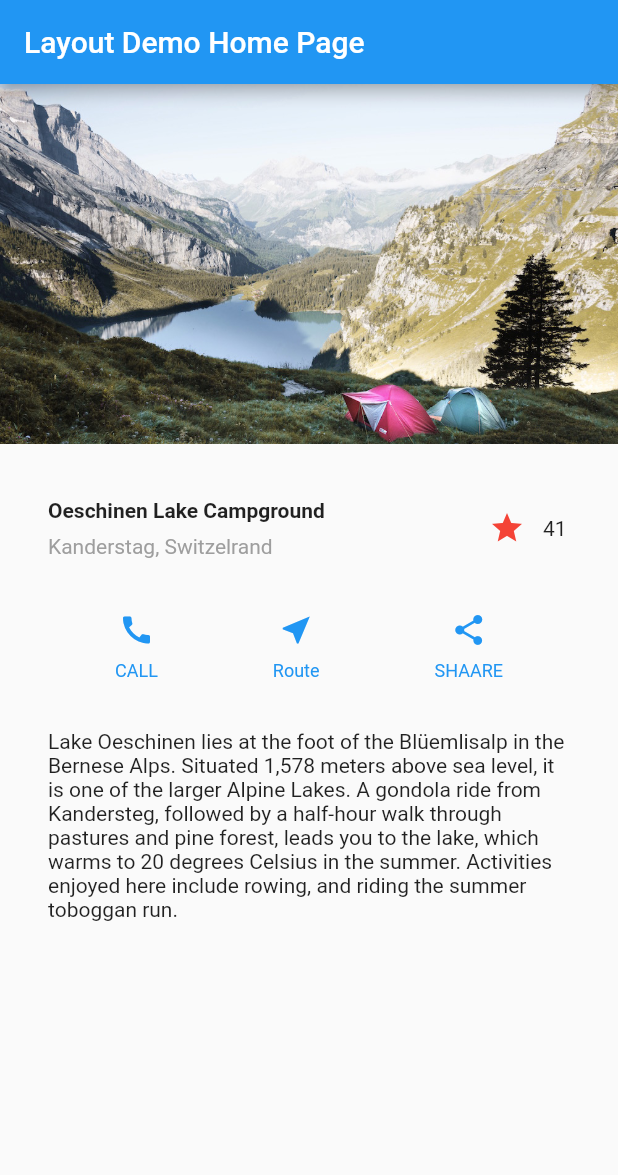
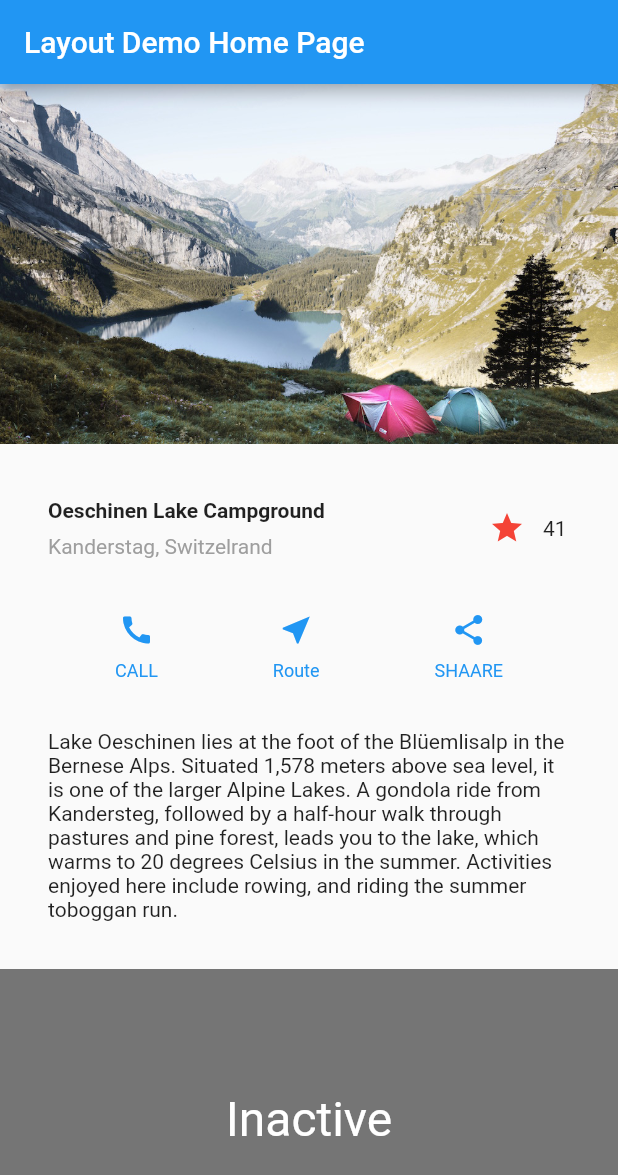
Before and after one commit to szarasowa/interactivity_tutorial_flutter, a Flutter app: the screen it shows after launch, on a phone screen of 412 x 824 dp. Shown: the top 1175 px of the screen. Run offline on Flutter 3.47's test engine with Material 2 defaults, Android fonts, the phone set to English and light mode, and no system bars.

```diff
--- a/lib/main.dart
+++ b/lib/main.dart
@@ -42,13 +42,7 @@ class MyApp extends StatelessWidget {
           The last two items in the title row are a star icon, painted red, and the text '41'.
           The entire row is in a Container and padded along each edge by 32 pixels.
           */
-          FavoriteWidget(),
-          // Managing state part of the tutorial
-          /*
-          TapboxA(),
-          TapboxB(),
-          TapboxC(),
-          */
+          FavoriteWidget()
         ],
       ),
     );
@@ -96,6 +90,10 @@ class MyApp extends StatelessWidget {
             titleSection,
             buttonSection,
             textSection,
+          // Managing state part of the tutorial
+          TapboxA(),
+          // TapboxB(),
+          // TapboxC(),
           ],
         )
       ),
@@ -169,7 +167,38 @@ class _FavoriteWidgetState extends State<FavoriteWidget> {
 }
 
 //------------------------- TapboxA ----------------------------------
+class TapboxA extends StatefulWidget {
+  TapboxA({Key key}) : super(key: key);
+  @override _TapboxAState createState() => _TapboxAState();
+}
 
+class _TapboxAState extends State<TapboxA> {
+  bool _active = false;
+
+  void _handleTap() {
+    setState(() {
+     _active = !_active;
+    });
+  }
+
+  Widget build(BuildContext context) {
+    return GestureDetector(
+      onTap: _handleTap,
+      child: Container(
+        child: Center(
+          child: Text(
+            _active ? 'Active' : 'Inactive',
+            style: TextStyle(fontSize: 32.0, color: Colors.white),
+          ),
+        ),
+        height: 200.0,
+        decoration: BoxDecoration(
+          color: _active ? Colors.lightBlue[700] : Colors.grey[600],
+        ),
+      ),
+    );
+  }
+}
 
 //------------------------- TapboxB ----------------------------------
 
```
